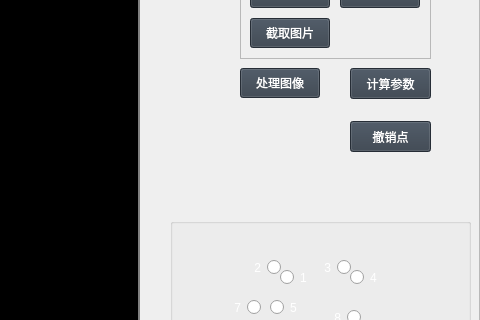
Before: the Qt Designer form captureVideo/capturevideowidget.ui in yb993161947/SCR, drawn with Qt 5; both pictures show x 600 to 1080 and y 202 to 522 of the 1080 by 722 pixel window.
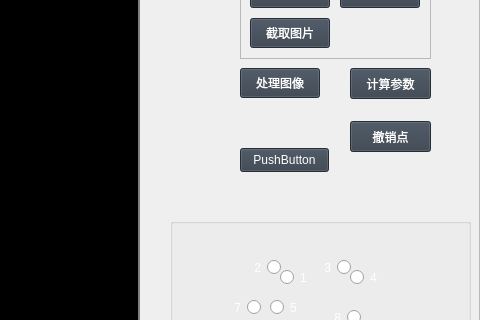
After: the same form once the commit is applied. Icons and pictures are not drawn. Custom widgets are drawn as their Qt base class.

What changed in the file:
```diff
--- a/captureVideo/capturevideowidget.ui
+++ b/captureVideo/capturevideowidget.ui
@@ -400,6 +400,19 @@
        <string>撤销点</string>
       </property>
      </widget>
+     <widget class="QPushButton" name="pushButton_2">
+      <property name="geometry">
+       <rect>
+        <x>840</x>
+        <y>350</y>
+        <width>89</width>
+        <height>24</height>
+       </rect>
+      </property>
+      <property name="text">
+       <string>PushButton</string>
+      </property>
+     </widget>
      <zorder>widget_lasso</zorder>
      <zorder>pushButton_Exit</zorder>
      <zorder>pushButton_Process</zorder>
```
Left out of the diff: 1 changed line with no effect on the pictures.
